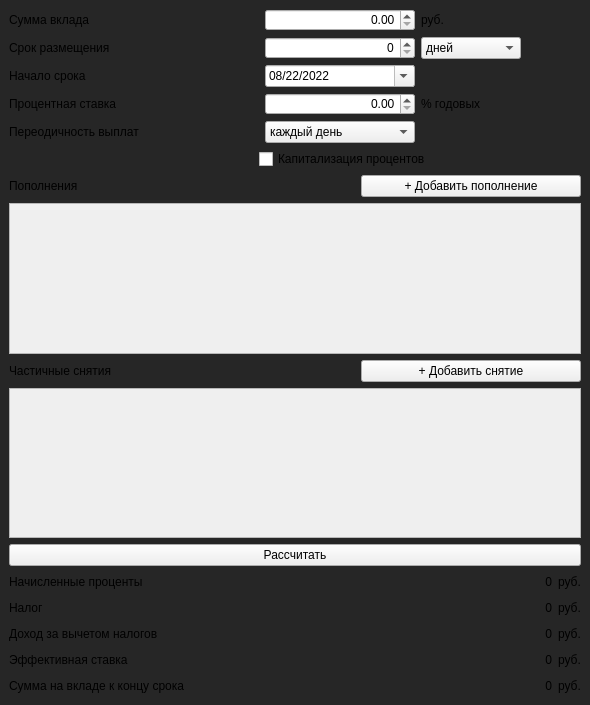
This is src/form/debit.ui in Astrodynamic/Line-calculator-with-graph-output-in-CPP-Qt as Qt 5 draws it before an edit. The edited form follows.
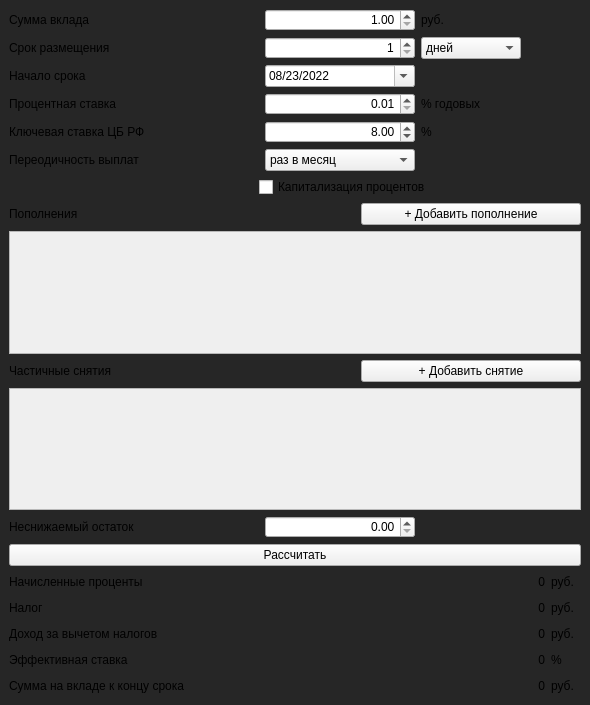
This is the edited form.

```diff
--- a/src/form/debit.ui
+++ b/src/form/debit.ui
@@ -80,6 +80,12 @@
             <property name="alignment">
              <set>Qt::AlignRight|Qt::AlignTrailing|Qt::AlignVCenter</set>
             </property>
+            <property name="minimum">
+             <double>1.000000000000000</double>
+            </property>
+            <property name="maximum">
+             <double>100000000.000000000000000</double>
+            </property>
            </widget>
           </item>
           <item>
@@ -154,6 +160,12 @@
             <property name="alignment">
              <set>Qt::AlignRight|Qt::AlignTrailing|Qt::AlignVCenter</set>
             </property>
+            <property name="minimum">
+             <number>1</number>
+            </property>
+            <property name="maximum">
+             <number>4550</number>
+            </property>
            </widget>
           </item>
           <item>
@@ -243,6 +255,16 @@
             <property name="buttonSymbols">
              <enum>QAbstractSpinBox::UpDownArrows</enum>
             </property>
+            <property name="dateTime">
+             <datetime>
+              <hour>0</hour>
+              <minute>0</minute>
+              <second>0</second>
+              <year>2022</year>
+              <month>8</month>
+              <day>23</day>
+             </datetime>
+            </property>
             <property name="maximumDate">
              <date>
               <year>9999</year>
@@ -273,7 +295,7 @@
              <date>
               <year>2022</year>
               <month>8</month>
-              <day>22</day>
+              <day>23</day>
              </date>
             </property>
            </widget>
@@ -331,6 +353,9 @@
             <property name="alignment">
              <set>Qt::AlignRight|Qt::AlignTrailing|Qt::AlignVCenter</set>
             </property>
+            <property name="minimum">
+             <double>0.010000000000000</double>
+            </property>
            </widget>
           </item>
           <item>
@@ -367,6 +392,68 @@
           </item>
          </layout>
         </item>
+        <item>
+         <layout class="QHBoxLayout" name="horizontalLayout_5">
+          <item>
+           <widget class="QLabel" name="lbl_krate_f">
+            <property name="minimumSize">
+             <size>
+              <width>250</width>
+              <height>0</height>
+             </size>
+            </property>
+            <property name="text">
+             <string>Ключевая ставка ЦБ РФ</string>
+            </property>
+           </widget>
+          </item>
+          <item>
+           <widget class="QDoubleSpinBox" name="spn_krate">
+            <property name="minimumSize">
+             <size>
+              <width>150</width>
+              <height>0</height>
+             </size>
+            </property>
+            <property name="alignment">
+             <set>Qt::AlignRight|Qt::AlignTrailing|Qt::AlignVCenter</set>
+            </property>
+            <property name="minimum">
+             <double>0.010000000000000</double>
+            </property>
+            <property name="value">
+             <double>8.000000000000000</double>
+            </property>
+           </widget>
+          </item>
+          <item>
+           <widget class="QLabel" name="lbl_krate_b">
+            <property name="minimumSize">
+             <size>
+              <width>100</width>
+              <height>0</height>
+             </size>
+            </property>
+            <property name="text">
+             <string>%</string>
+            </property>
+           </widget>
+          </item>
+          <item>
+           <spacer name="horizontalSpacer_15">
+            <property name="orientation">
+             <enum>Qt::Horizontal</enum>
+            </property>
+            <property name="sizeHint" stdset="0">
+             <size>
+              <width>40</width>
+              <height>20</height>
+             </size>
+            </property>
+           </spacer>
+          </item>
+         </layout>
+        </item>
         <item>
          <layout class="QHBoxLayout" name="hlo_period">
           <item>
@@ -402,16 +489,6 @@
               <height>16777215</height>
              </size>
             </property>
-            <item>
-             <property name="text">
-              <string>каждый день</string>
-             </property>
-            </item>
-            <item>
-             <property name="text">
-              <string>каждую неделю</string>
-             </property>
-            </item>
             <item>
              <property name="text">
               <string>раз в месяц</string>
@@ -595,7 +672,7 @@
              <x>0</x>
              <y>0</y>
              <width>560</width>
-             <height>74</height>
+             <height>51</height>
             </rect>
            </property>
            <property name="sizePolicy">
@@ -705,7 +782,7 @@
              <x>0</x>
              <y>0</y>
              <width>560</width>
-             <height>74</height>
+             <height>51</height>
             </rect>
            </property>
            <property name="sizePolicy">
@@ -729,6 +806,52 @@
           </widget>
          </widget>
         </item>
+        <item>
+         <layout class="QHBoxLayout" name="hlo_rest">
+          <item>
+           <widget class="QLabel" name="lbl_rest">
+            <property name="minimumSize">
+             <size>
+              <width>250</width>
+              <height>0</height>
+             </size>
+            </property>
+            <property name="text">
+             <string>Неснижаемый остаток</string>
+            </property>
+           </widget>
+          </item>
+          <item>
+           <widget class="QDoubleSpinBox" name="spn_rest">
+            <property name="minimumSize">
+             <size>
+              <width>150</width>
+              <height>0</height>
+             </size>
+            </property>
+            <property name="alignment">
+             <set>Qt::AlignRight|Qt::AlignTrailing|Qt::AlignVCenter</set>
+            </property>
+            <property name="maximum">
+             <double>50000000.000000000000000</double>
+            </property>
+           </widget>
+          </item>
+          <item>
+           <spacer name="horizontalSpacer_16">
+            <property name="orientation">
+             <enum>Qt::Horizontal</enum>
+            </property>
+            <property name="sizeHint" stdset="0">
+             <size>
+              <width>40</width>
+              <height>20</height>
+             </size>
+            </property>
+           </spacer>
+          </item>
+         </layout>
+        </item>
        </layout>
       </item>
       <item>
@@ -798,6 +921,12 @@
           </item>
           <item>
            <widget class="QLabel" name="lbl_icharg_b">
+            <property name="minimumSize">
+             <size>
+              <width>30</width>
+              <height>0</height>
+             </size>
+            </property>
             <property name="text">
              <string>руб.</string>
             </property>
@@ -863,6 +992,12 @@
           </item>
           <item>
            <widget class="QLabel" name="lbl_tax_b">
+            <property name="minimumSize">
+             <size>
+              <width>30</width>
+              <height>0</height>
+             </size>
+            </property>
             <property name="text">
              <string>руб.</string>
             </property>
@@ -928,6 +1063,12 @@
           </item>
           <item>
            <widget class="QLabel" name="lbl_latax_b">
+            <property name="minimumSize">
+             <size>
+              <width>30</width>
+              <height>0</height>
+             </size>
+            </property>
             <property name="text">
              <string>руб.</string>
             </property>
@@ -993,8 +1134,14 @@
           </item>
           <item>
            <widget class="QLabel" name="lbl_erate_b">
+            <property name="minimumSize">
+             <size>
+              <width>30</width>
+              <height>0</height>
+             </size>
+            </property>
             <property name="text">
-             <string>руб.</string>
+             <string>%</string>
             </property>
            </widget>
           </item>
@@ -1058,6 +1205,12 @@
           </item>
           <item>
            <widget class="QLabel" name="lbl_tsum_b">
+            <property name="minimumSize">
+             <size>
+              <width>30</width>
+              <height>0</height>
+             </size>
+            </property>
             <property name="text">
              <string>руб.</string>
             </property>
```
Left out of the diff: 6 changed lines with no effect on the pictures.
